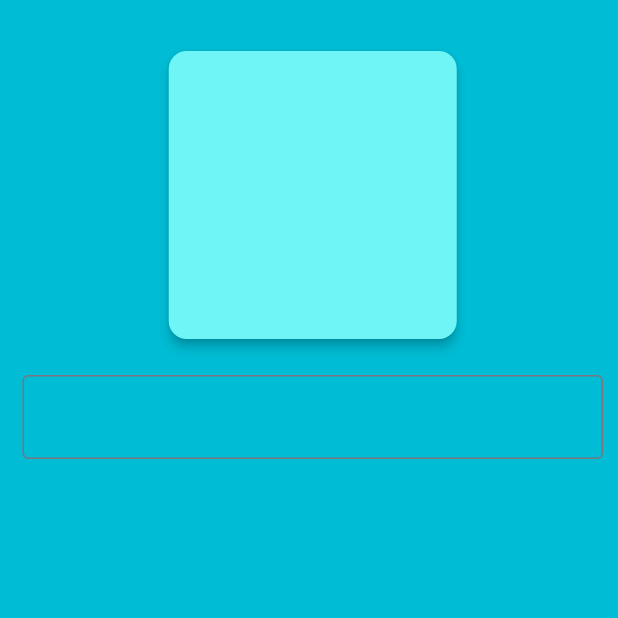
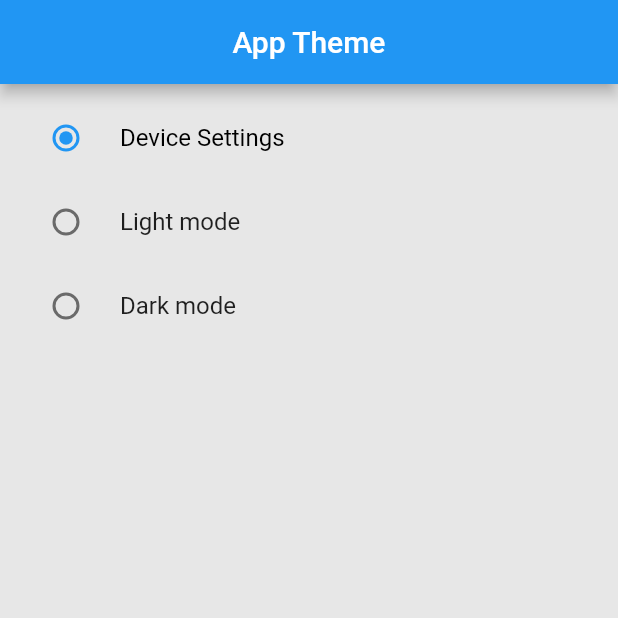
Before and after one commit to Sparklinglily/todo--List-App, a Flutter app: the screen it shows after launch, on a phone screen of 412 x 824 dp, the top half of it. Run offline on Flutter 3.47's test engine with Material 2 defaults, Android fonts, the phone set to English and light mode, and no system bars; our stand-ins replace shared_preferences, webview_flutter.

Commit message:
themeFix

```diff
--- a/todo_list/lib/main.dart
+++ b/todo_list/lib/main.dart
@@ -1,11 +1,15 @@
 import 'package:flutter/material.dart';
+import 'package:provider/provider.dart';
 
 import 'package:todo_list/homePage.dart';
 import 'package:todo_list/model.dart';
+import 'package:todo_list/themeData.dart';
+import 'package:todo_list/themeScreen.dart';
 import 'package:todo_list/wmtfirstProject.dart';
 
 void main() {
-  runApp(MyApp());
+  runApp(
+      ChangeNotifierProvider(create: (_) => ThemeProvider(), child: MyApp()));
 }
 
 class MyApp extends StatelessWidget {
@@ -16,12 +20,18 @@ class MyApp extends StatelessWidget {
   Widget build(BuildContext context) {
     return MaterialApp(
       title: 'Flutter Demo',
-      theme: ThemeData(
-        colorScheme: ColorScheme.fromSeed(seedColor: Colors.deepPurple),
-        useMaterial3: true,
-      ),
+      themeMode: Provider.of<ThemeProvider>(context).themeMode,
+      theme: Provider.of<ThemeProvider>(context).themeMode == ThemeMode.dark
+          ? ThemeData.dark().copyWith(
+              scaffoldBackgroundColor: Colors.black,
+              primaryColor: Colors.white,
+              textTheme: const TextTheme(
+                  bodyMedium: TextStyle(
+                color: DarkThemeColors.secondaryText,
+              )))
+          : ThemeData.light(),
       debugShowCheckedModeBanner: false,
-      home: TypedText(),
+      home: const SettingsPage(),
     );
   }
 }
--- /dev/null
+++ b/todo_list/lib/themeData.dart
@@ -0,0 +1,67 @@
+import 'package:flutter/material.dart';
+import 'dart:ui' as ui;
+import 'package:shared_preferences/shared_preferences.dart';
+
+class DarkThemeColors {
+  static const Color background = Color.fromARGB(255, 32, 32, 32);
+
+  static const Color primaryText = Color.fromARGB(255, 255, 255, 255);
+  static const Color secondaryText = Color.fromARGB(255, 151, 144, 144);
+}
+
+class ThemeProvider with ChangeNotifier {
+  ThemeMode? _themeMode = ThemeMode.system;
+
+  ThemeMode? get themeMode => _themeMode;
+
+  ThemeProvider() {
+    _loadTheme;
+  }
+
+  void _loadTheme() async {
+    SharedPreferences prefs = await SharedPreferences.getInstance();
+
+    final isDarkTheme = prefs.getBool('isDarkTheme');
+
+    final Brightness systemBrightness = ui.window.platformBrightness;
+    _themeMode = isDarkTheme == true
+        ? ThemeMode.dark
+        : isDarkTheme == false
+            ? ThemeMode.light
+            : systemBrightness == ui.Brightness.dark
+                ? ThemeMode.dark
+                : ThemeMode.light;
+    notifyListeners();
+  }
+
+  Future<void> switchTheme(ThemeMode? selectedTheme) async {
+    if (selectedTheme == ThemeMode.system) {
+      _themeMode = ThemeMode.system;
+    } else {
+      _themeMode = selectedTheme;
+      notifyListeners();
+    }
+
+    if (selectedTheme != ThemeMode.system) {
+      final prefs = await SharedPreferences.getInstance();
+
+      prefs.setBool('isDarkTheme', _themeMode == ThemeMode.dark);
+      notifyListeners();
+    }
+  }
+
+  ThemeData getThemeData() {
+    if (themeMode == ThemeMode.dark) {
+      return ThemeData.dark().copyWith(
+          scaffoldBackgroundColor: Colors.black,
+          primaryColor: Colors.white,
+          textTheme: const TextTheme(
+            bodyMedium: TextStyle(
+              color: DarkThemeColors.secondaryText,
+            ),
+          ));
+    } else {
+      return ThemeData.light();
+    }
+  }
+}
--- /dev/null
+++ b/todo_list/lib/themeScreen.dart
@@ -0,0 +1,69 @@
+import 'package:flutter/material.dart';
+import 'package:provider/provider.dart';
+import 'package:todo_list/themeData.dart';
+
+class SettingsPage extends StatefulWidget {
+  const SettingsPage({super.key});
+
+  @override
+  State<SettingsPage> createState() => _SettingsPageState();
+}
+
+class _SettingsPageState extends State<SettingsPage> {
+  // bool firstValue = true;
+  // bool secondValue = true;
+  // bool thirdValue = true;
+
+  // int? onClicked;
+
+  @override
+  Widget build(BuildContext context) {
+    return Consumer<ThemeProvider>(builder: (context, themeProvider, child) {
+      final themeMode = themeProvider.themeMode;
+      return Scaffold(
+        backgroundColor: Color.fromARGB(255, 231, 231, 231),
+        appBar: AppBar(
+          backgroundColor: Colors.blue,
+          title: const Center(
+              child: Text(
+            'App Theme',
+            style: TextStyle(),
+          )),
+        ),
+        body: SingleChildScrollView(
+          child: Padding(
+            padding: EdgeInsets.all(8.0),
+            child: Column(
+              children: [
+                RadioListTile(
+                    title: const Text(
+                      'Device Settings',
+                      style: TextStyle(color: Colors.black),
+                    ),
+                    value: ThemeMode.system,
+                    groupValue: themeMode,
+                    onChanged: (selectedTheme) async {
+                      await themeProvider.switchTheme(selectedTheme);
+                    }),
+                RadioListTile(
+                    title: const Text('Light mode'),
+                    value: ThemeMode.light,
+                    groupValue: themeMode,
+                    onChanged: (selectedTheme) async {
+                      await themeProvider.switchTheme(selectedTheme);
+                    }),
+                RadioListTile(
+                    title: const Text('Dark mode'),
+                    value: ThemeMode.dark,
+                    groupValue: themeMode,
+                    onChanged: (selectedTheme) async {
+                      await themeProvider.switchTheme(selectedTheme);
+                    })
+              ],
+            ),
+          ),
+        ),
+      );
+    });
+  }
+}
--- a/todo_list/lib/wmtfirstProject.dart
+++ b/todo_list/lib/wmtfirstProject.dart
@@ -41,8 +41,8 @@ class _TypedTextState extends State<TypedText> {
                   typedText = text;
                 });
               },
-              decoration: InputDecoration(border: OutlineInputBorder()),
-            )
+              decoration: const InputDecoration(border: OutlineInputBorder()),
+            ),
           ],
         ),
       ),
--- a/todo_list/pubspec.yaml
+++ b/todo_list/pubspec.yaml
@@ -36,6 +36,8 @@ dependencies:
   # Use with the CupertinoIcons class for iOS style icons.
   cupertino_icons: ^1.0.2
   webview_flutter: ^4.4.1
+  provider: ^6.0.5
+  shared_preferences: ^2.2.2
 
 dev_dependencies:
   flutter_test:
```
Also changed, not shown: todo_list/pubspec.lock, 1 other file.
